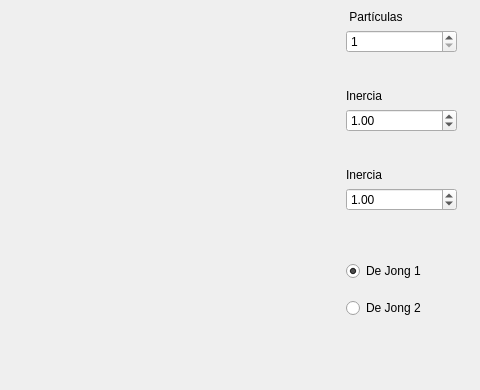
Before: the Qt Designer form mainwindow.ui in brunoaibanez/ParticleSwarmOptimization, drawn with Qt 5; both pictures show x 294 to 774 and y 0 to 390 of the 774 by 600 pixel window.
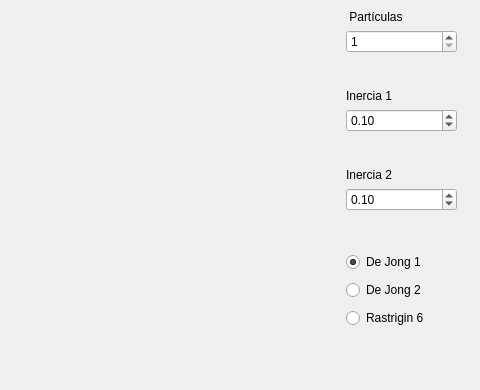
After: the same form once the commit is applied.

Commit message: Fixed errors on out of bounds pixels and added inercia change button functionality

```diff
--- a/mainwindow.ui
+++ b/mainwindow.ui
@@ -109,14 +109,14 @@
      <item>
       <widget class="QLabel" name="label_3">
        <property name="text">
-        <string>Inercia</string>
+        <string>Inercia 1</string>
        </property>
       </widget>
      </item>
      <item>
       <widget class="QDoubleSpinBox" name="doubleSpinBox_2">
        <property name="value">
-        <double>1.000000000000000</double>
+        <double>0.100000000000000</double>
        </property>
       </widget>
      </item>
@@ -136,14 +136,14 @@
      <item>
       <widget class="QLabel" name="label_2">
        <property name="text">
-        <string>Inercia</string>
+        <string>Inercia 2</string>
        </property>
       </widget>
      </item>
      <item>
       <widget class="QDoubleSpinBox" name="doubleSpinBox">
        <property name="value">
-        <double>1.000000000000000</double>
+        <double>0.100000000000000</double>
        </property>
       </widget>
      </item>
@@ -154,7 +154,7 @@
      <rect>
       <x>640</x>
       <y>250</y>
-      <width>111</width>
+      <width>139</width>
       <height>80</height>
      </rect>
     </property>
@@ -176,6 +176,13 @@
        </property>
       </widget>
      </item>
+     <item>
+      <widget class="QRadioButton" name="RastriginButton6">
+       <property name="text">
+        <string>Rastrigin 6</string>
+       </property>
+      </widget>
+     </item>
     </layout>
    </widget>
   </widget>
```
Left out of the diff: 10 changed lines with no effect on the pictures. The commit also changes 7 other files.
